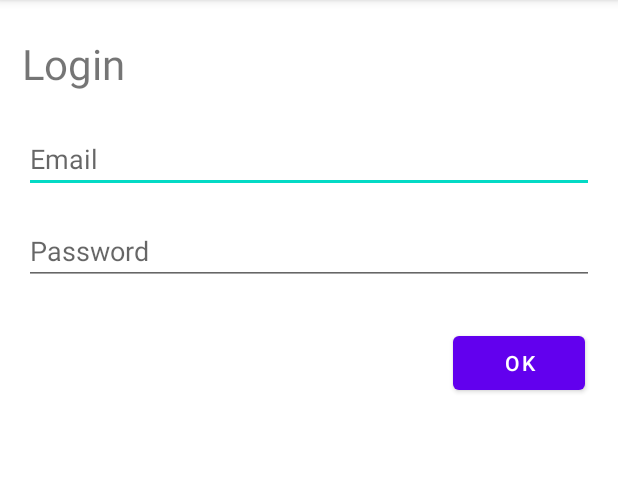
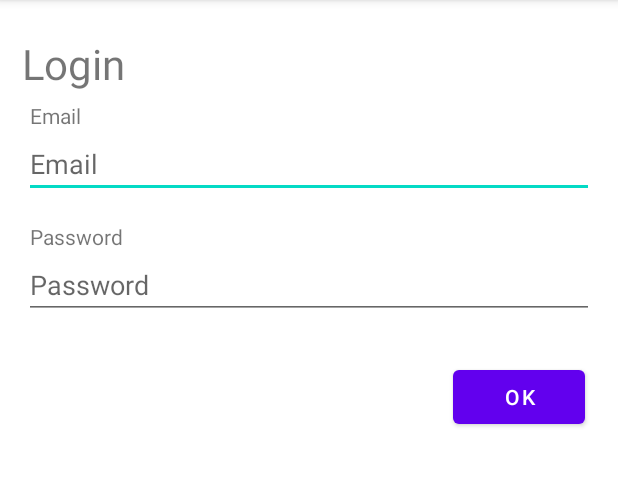
Before and after one commit to ostkorvbacon/DVGC22, an Android app: the screen it shows after launch (MainActivity), on a phone screen of 412 x 824 dp, the part 84-570 px from its top. Run offline under Robolectric (Android 15) with nearby library versions, the phone set to English and light mode, and no system bars.

Commit message:
Login text

```diff
--- a/app/src/main/res/layout/activity_main.xml
+++ b/app/src/main/res/layout/activity_main.xml
@@ -19,13 +19,23 @@
         app:layout_constraintStart_toStartOf="parent"
         app:layout_constraintTop_toTopOf="parent" />
 
+    <TextView
+        android:id="@+id/textView4"
+        android:layout_width="wrap_content"
+        android:layout_height="wrap_content"
+        android:layout_marginStart="20dp"
+        android:layout_marginTop="16dp"
+        android:text="@string/EmailText"
+        app:layout_constraintStart_toStartOf="parent"
+        app:layout_constraintTop_toBottomOf="@+id/textView2" />
+
     <EditText
         android:id="@+id/loginId"
         android:layout_width="match_parent"
         android:layout_height="wrap_content"
         android:layout_marginStart="16dp"
         android:layout_marginLeft="16dp"
-        android:layout_marginTop="32dp"
+        android:layout_marginTop="0dp"
         android:layout_marginEnd="16dp"
         android:layout_marginRight="16dp"
         android:ems="10"
@@ -34,7 +44,18 @@
         app:layout_constraintEnd_toEndOf="parent"
         app:layout_constraintHorizontal_bias="0.0"
         app:layout_constraintStart_toStartOf="parent"
-        app:layout_constraintTop_toBottomOf="@+id/textView2" />
+        app:layout_constraintTop_toBottomOf="@+id/textView4" />
+
+    <TextView
+        android:id="@+id/Password_text"
+        android:layout_width="wrap_content"
+        android:layout_height="wrap_content"
+        android:layout_marginStart="20dp"
+        android:layout_marginTop="16dp"
+        android:text="@string/PasswordText"
+        app:layout_constraintStart_toStartOf="parent"
+        app:layout_constraintTop_toBottomOf="@+id/loginId" />
+
 
     <EditText
         android:id="@+id/password"
@@ -42,7 +63,7 @@
         android:layout_height="wrap_content"
         android:layout_marginStart="16dp"
         android:layout_marginLeft="16dp"
-        android:layout_marginTop="16dp"
+        android:layout_marginTop="0dp"
         android:layout_marginEnd="16dp"
         android:layout_marginRight="16dp"
         android:ems="10"
@@ -50,7 +71,7 @@
         android:inputType="textPassword"
         app:layout_constraintEnd_toEndOf="parent"
         app:layout_constraintStart_toStartOf="parent"
-        app:layout_constraintTop_toBottomOf="@+id/loginId" />
+        app:layout_constraintTop_toBottomOf="@+id/Password_text" />
 
     <Button
         android:id="@+id/login_button"
--- a/app/src/main/res/values/strings.xml
+++ b/app/src/main/res/values/strings.xml
@@ -7,6 +7,9 @@
 
     <string name="nav_header_desc">Navigation header</string>
     <string name="action_settings">Settings</string>
+    <string name="EmailText">Email</string>
+    <string name="PasswordText">Password</string>
+
 
 
     <string name="menu_home">Home</string>
```
